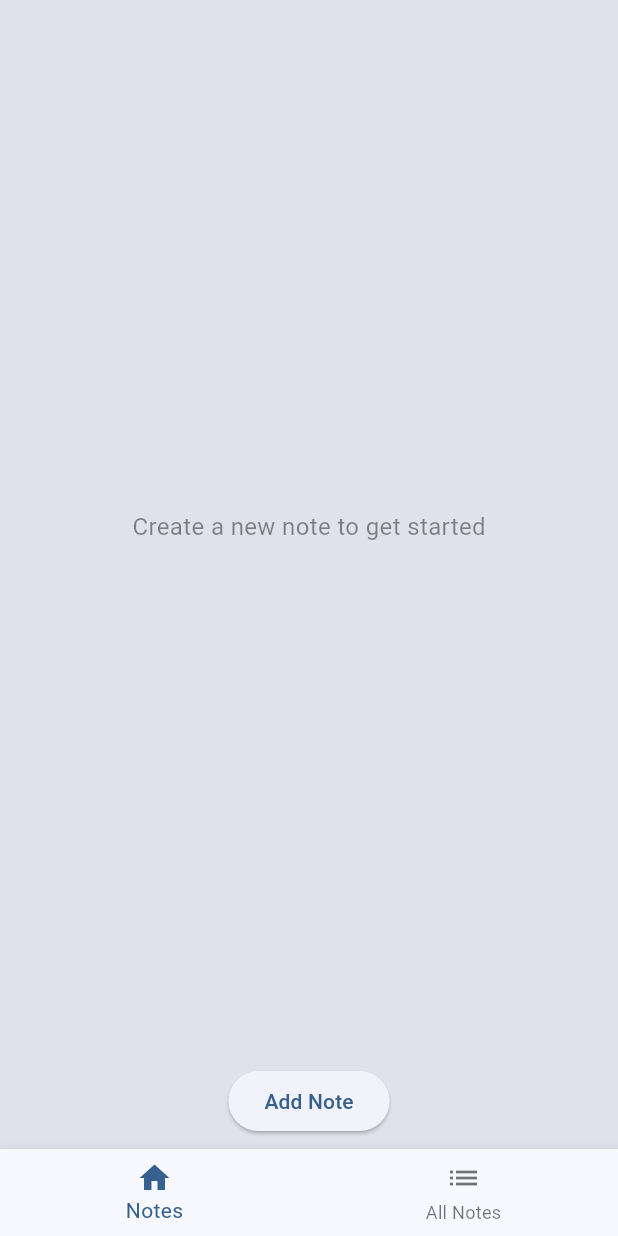
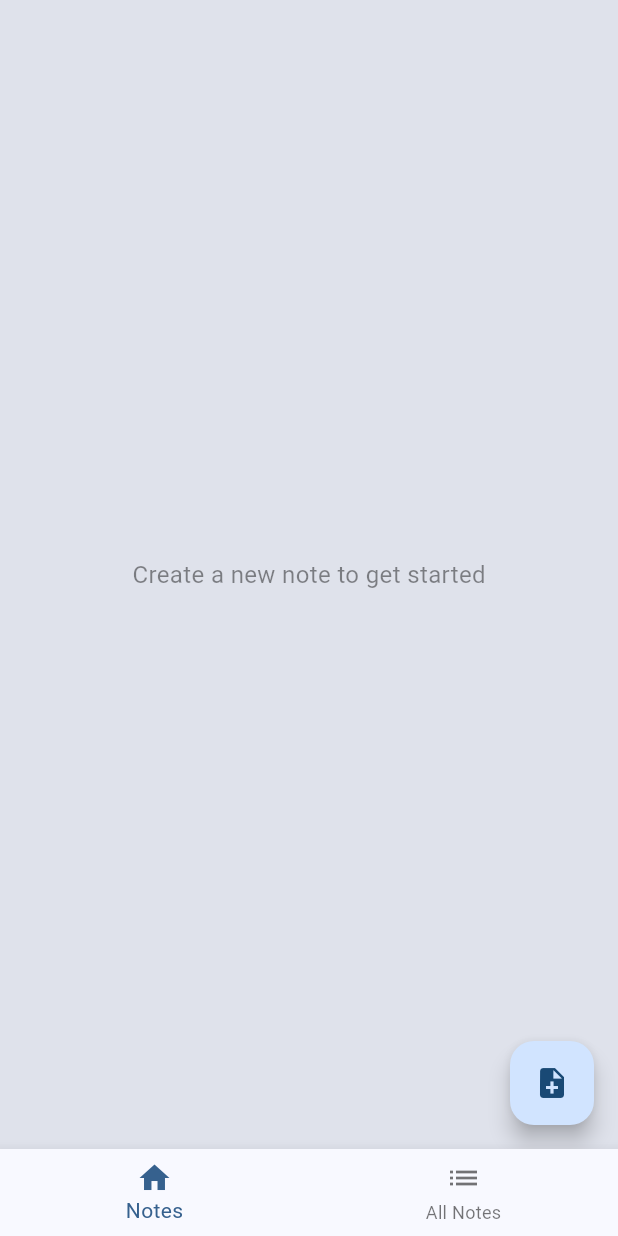
Before and after one commit to an-m1/diary_management_app, a Flutter app: the screen it shows after launch, on a phone screen of 412 x 824 dp. Run offline on Flutter 3.47's test engine with Material 3 defaults, Android fonts, the phone set to English and light mode, and no system bars.

Commit message:
switched out the 'Add Note' button for an icon button

```diff
--- a/lib/main.dart
+++ b/lib/main.dart
@@ -183,7 +183,9 @@ class NotesPage extends StatelessWidget {
     var diaryState = context.watch<DiaryState>();
     var recentNotes = diaryState.sortedNotes.take(8).toList();
 
-    return Column(
+    return Stack(
+      children: [
+        Column(
           crossAxisAlignment: CrossAxisAlignment.start,
           children: [
             if (recentNotes.isNotEmpty)
@@ -252,10 +254,12 @@ class NotesPage extends StatelessWidget {
                   },
                 ),
               ),
-        Padding(
-          padding: const EdgeInsets.symmetric(vertical: 8.0),
-          child: Center(
-            child: ElevatedButton(
+          ],
+        ),
+        Positioned(
+          bottom: 16,
+          right: 16,
+          child: FloatingActionButton(
             onPressed: () {
               Navigator.push(
                 context,
@@ -268,8 +272,7 @@ class NotesPage extends StatelessWidget {
                 ),
               );
             },
-              child: Text('Add Note'),
-            ),
+            child: Icon(Icons.note_add),
           ),
         ),
       ],
@@ -438,7 +441,6 @@ class _AllNotesPageState extends State<AllNotesPage> {
   }
 }
 
-
 class NoteEditor extends StatelessWidget {
   final Note? note;
   final Function(String title, String body) onSave;
```
Lines whose indentation alone changed are shown as unchanged.
